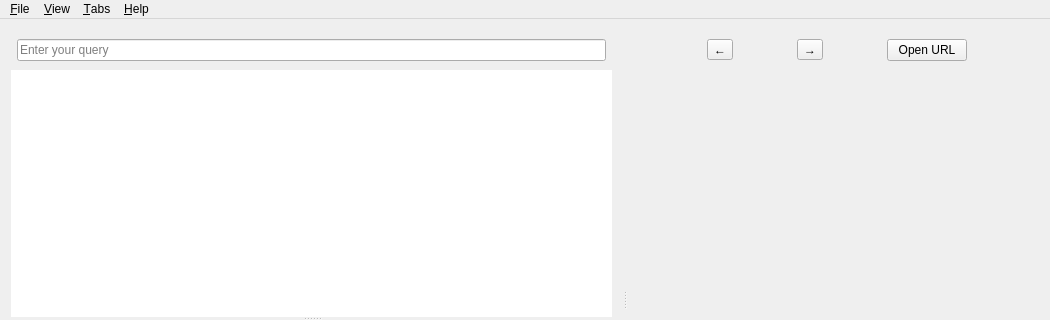
Before: the Qt Designer form src/ui/forms/mainwindow.ui in zealdocs/zeal, drawn with Qt 5; both pictures show x 0 to 1050 and y 0 to 320 of the 1050 by 579 pixel window.
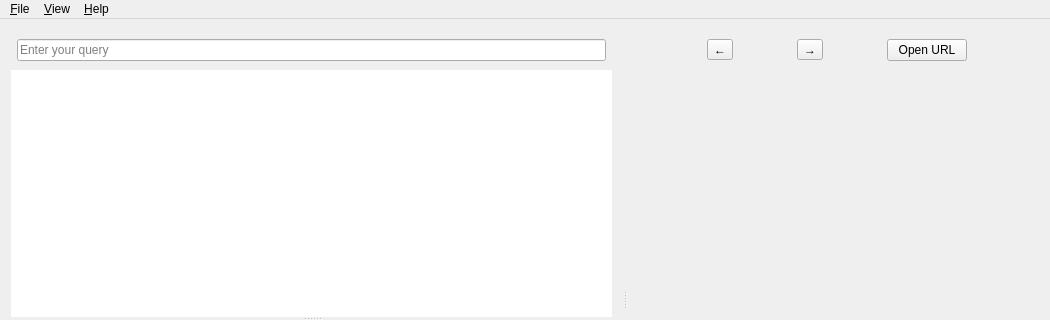
After: the same form once the commit is applied. Icons and pictures are not drawn. Custom widgets are drawn as their Qt base class.

Commit message:
ui: Remove the Tabs menu, fix tab selection shortcuts
Alt/Ctrl+9 now selects the last tab in the tab bar. This is consistent
with major web browsers.

Diff of the .ui file:
```diff
--- a/src/ui/forms/mainwindow.ui
+++ b/src/ui/forms/mainwindow.ui
@@ -247,14 +247,8 @@
     <addaction name="actionBack"/>
     <addaction name="actionForward"/>
    </widget>
-   <widget class="QMenu" name="menuTabs">
-    <property name="title">
-     <string>&amp;Tabs</string>
-    </property>
-   </widget>
    <addaction name="menuFile"/>
    <addaction name="menuView"/>
-   <addaction name="menuTabs"/>
    <addaction name="menuHelp"/>
   </widget>
   <action name="actionQuit">
```
The commit also changes 2 other files.
